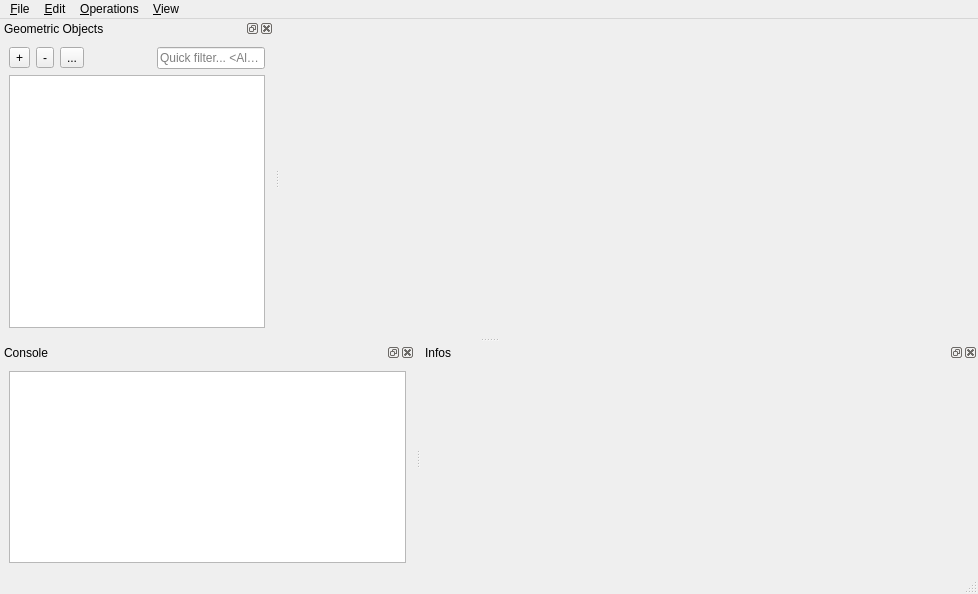
The window that Polyhedron/demo/Polyhedron/MainWindow.ui (CGAL/cgal) describes before a commit, drawn with Qt 5.
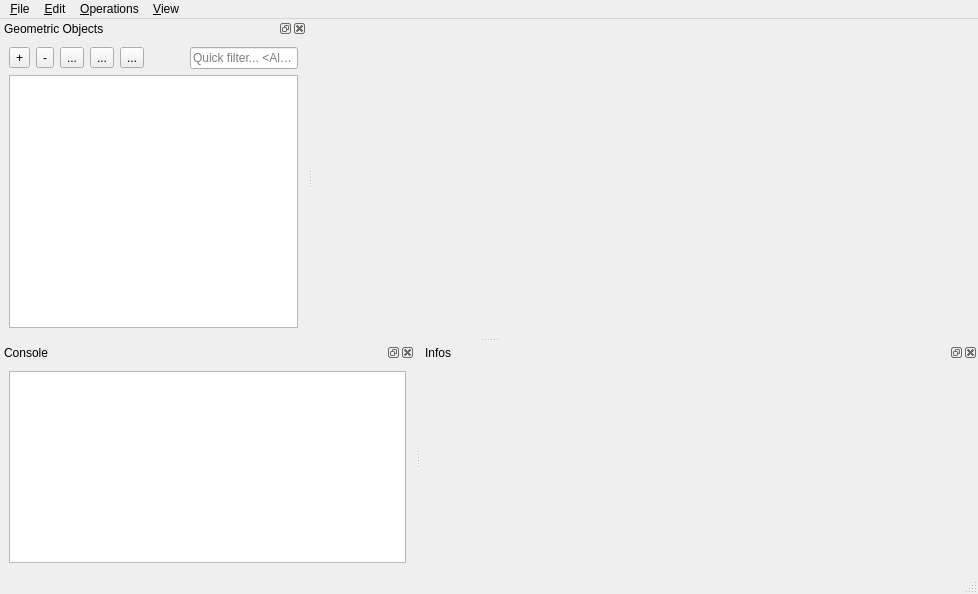
The same window after the commit. Icons and pictures are not drawn. Custom widgets are drawn as their Qt base class.

Diff of the .ui file:
```diff
--- a/Polyhedron/demo/Polyhedron/MainWindow.ui
+++ b/Polyhedron/demo/Polyhedron/MainWindow.ui
@@ -174,6 +174,28 @@
            </property>
           </widget>
          </item>
+         <item>
+          <widget class="QToolButton" name="upButton">
+           <property name="text">
+            <string>...</string>
+           </property>
+           <property name="icon">
+            <iconset resource="Polyhedron_3.qrc">
+             <normaloff>:/cgal/icons/resources/up.png</normaloff>:/cgal/icons/resources/up.png</iconset>
+           </property>
+          </widget>
+         </item>
+         <item>
+          <widget class="QToolButton" name="downButton">
+           <property name="text">
+            <string>...</string>
+           </property>
+           <property name="icon">
+            <iconset resource="Polyhedron_3.qrc">
+             <normaloff>:/cgal/icons/resources/down.png</normaloff>:/cgal/icons/resources/down.png</iconset>
+           </property>
+          </widget>
+         </item>
          <item>
           <spacer name="horizontalSpacer">
            <property name="orientation">
```
